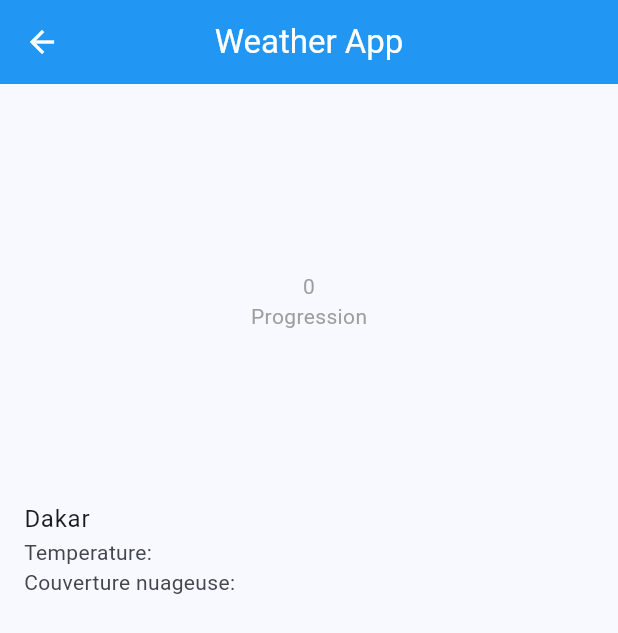
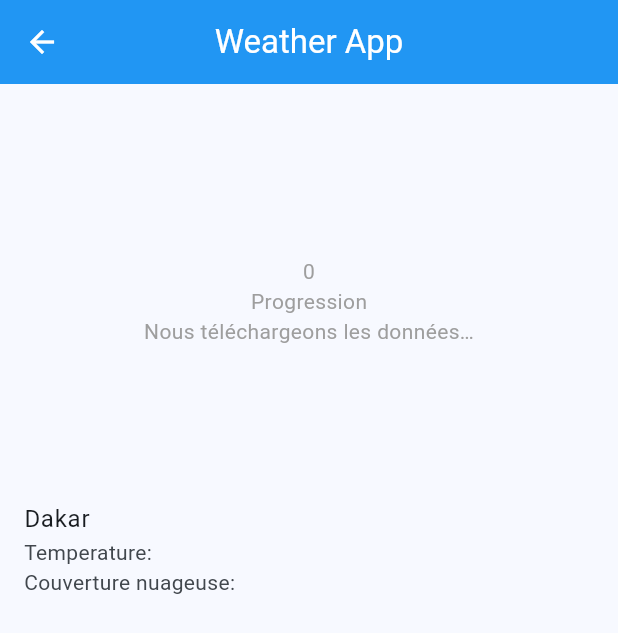
Before and after one commit to djibzo/meteo_app, a Flutter app: the screen it shows after launch, after a tap on an icon or button, on a phone screen of 412 x 824 dp. Shown: the top 633 px of the screen. Run offline on Flutter 3.47's test engine with Material 3 defaults, Android fonts, the phone set to English and light mode, and no system bars; our stand-ins replace get; missing offline and left inert: circular_seek_bar.

Commit message:
Message de 6 secondes

```diff
--- a/lib/screens/loader_weather_screen.dart
+++ b/lib/screens/loader_weather_screen.dart
@@ -2,7 +2,6 @@ import 'dart:async';
 import 'dart:convert';
 import 'package:flutter/material.dart';
 import 'package:circular_seek_bar/circular_seek_bar.dart';
-import 'package:get/get.dart';
 import 'package:http/http.dart' as http;
 import 'package:meteo_app/screens/details_screen.dart';
 
@@ -16,6 +15,12 @@ final List<Map<String, dynamic>> cities = [
   {'name': 'Paris', 'lat': 48.862725, 'lon': 2.287592, 'temperature': '', 'description': ''},
 ];
 
+final List<String> waitMessages = [
+  'Nous téléchargeons les données…',
+  'C’est presque fini…',
+  'Plus que quelques secondes \n avant d’avoir le résultat'
+];
+
 class LoaderWeatherScreen extends StatefulWidget {
   const LoaderWeatherScreen({Key? key}) : super(key: key);
 
@@ -25,16 +30,20 @@ class LoaderWeatherScreen extends StatefulWidget {
 
 class _LoaderWeatherScreenState extends State<LoaderWeatherScreen> {
   int _currentIndex = 0;
-  late  final ValueNotifier<double> valueNotifier = ValueNotifier(0);
+  late final ValueNotifier<double> valueNotifier = ValueNotifier(0);
   late Timer timer;
   int currentCityIndex = 0;
+  int currentWaitMessageIndex = 0;
+
   @override
   void initState() {
     super.initState();
     startAnimation();
     startWeatherUpdates();
+    startWaitMessages();
     _startLTTimer();
   }
+
   void _startLTTimer() {
     timer = Timer.periodic(Duration(seconds: 10), (timer) {
       setState(() {
@@ -45,7 +54,8 @@ class _LoaderWeatherScreenState extends State<LoaderWeatherScreen> {
         }
       });
     });
-  }//timer pour afficher les villes
+  }
+
   void startAnimation() async {
     for (int i = 0; i <= 100; i++) {
       await Future.delayed(const Duration(milliseconds: 600));
@@ -60,6 +70,14 @@ class _LoaderWeatherScreenState extends State<LoaderWeatherScreen> {
     });
   }
 
+  void startWaitMessages() {
+    timer = Timer.periodic(Duration(seconds: 6), (timer) {
+      setState(() {
+        currentWaitMessageIndex = (currentWaitMessageIndex + 1) % waitMessages.length;
+      });
+    });
+  }
+
   Future<void> fetchWeatherDataForCity(Map<String, dynamic> city) async {
     final apiKey = '1785471ad8877e665b6758bee3ce3971';
     final url = 'https://api.openweathermap.org/data/2.5/weather?lat=${city['lat']}&lon=${city['lon']}&appid=$apiKey&units=metric';
@@ -70,7 +88,7 @@ class _LoaderWeatherScreenState extends State<LoaderWeatherScreen> {
       setState(() {
         city['temperature'] = '${data['main']['temp']} °C';
         city['description'] = data['weather'][0]['description'];
-        city['humidity']='${data['main']['humidity']}';
+        city['humidity'] = '${data['main']['humidity']}';
       });
     } else {
       print('Failed to load weather data for ${city['name']}');
@@ -137,7 +155,7 @@ class _LoaderWeatherScreenState extends State<LoaderWeatherScreen> {
                       children: [
                         Text('${value.round()}', style: const TextStyle(color: Colors.grey)),
                         const Text('Progression', style: TextStyle(color: Colors.grey)),
-                        //ListView.builder(itemBuilder: itemBuilder) a experimenter pour le chargement des messages
+                        Text(waitMessages[currentWaitMessageIndex], style: TextStyle(color: Colors.grey)),
                       ],
                     ),
                   ),
@@ -150,7 +168,7 @@ class _LoaderWeatherScreenState extends State<LoaderWeatherScreen> {
               itemCount: _currentIndex + 1,
               itemBuilder: (context, index) {
                 final city = cities[index];
-                return  ListTile(
+                return ListTile(
                   title: Text('${city['name']}'),
                   subtitle: Column(
                     crossAxisAlignment: CrossAxisAlignment.start,
@@ -163,8 +181,8 @@ class _LoaderWeatherScreenState extends State<LoaderWeatherScreen> {
                     CityDetail cityDetail = CityDetail(
                       name: city['name'],
                       temperature: city['temperature'],
-                      description: city['description'], humidity: city['humidity'],
-
+                      description: city['description'],
+                      humidity: city['humidity'],
                     );
                     Navigator.push(context, MaterialPageRoute(builder: (context) {
                       return DetailScreen(cityDetail: cityDetail,);
```
Also changed, not shown: pubspec.lock.
